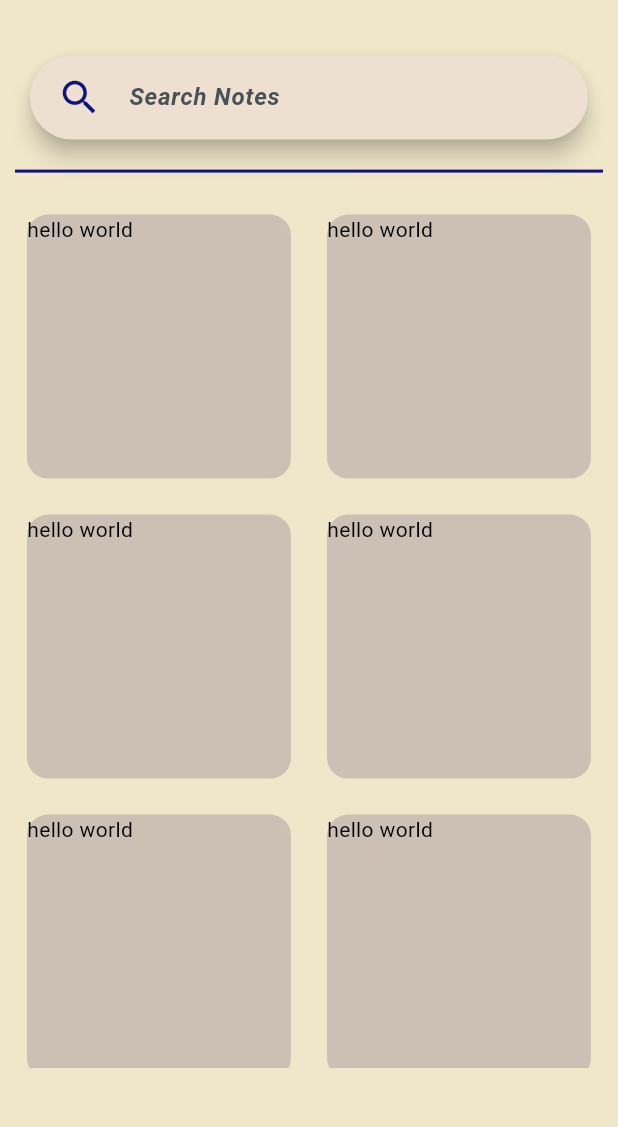
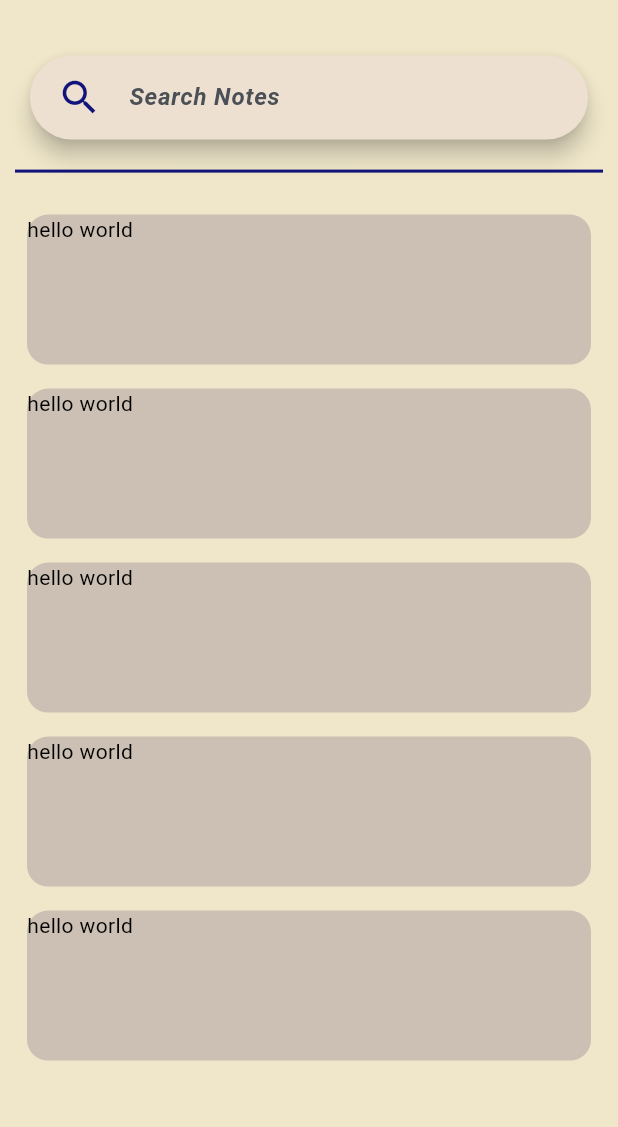
Before and after one commit to kaleabSolomon/jotdown, a Flutter app: the screen it shows after launch, on a phone screen of 412 x 824 dp, the part 83-1210 px from its top. Run offline on Flutter 3.47's test engine with Material 3 defaults, Android fonts, the phone set to English and light mode, and no system bars.

Commit message:
changed gridview to listview

```diff
--- a/lib/pages/home_page.dart
+++ b/lib/pages/home_page.dart
@@ -39,16 +39,22 @@ class _HomePageState extends State<HomePage> {
                 child: Center(
                     child: SizedBox(
                   height: MediaQuery.of(context).size.height * 0.7,
-                  child: GridView.builder(
-                      itemCount: 10,
-                      gridDelegate:
-                          const SliverGridDelegateWithFixedCrossAxisCount(
-                              crossAxisCount: 2,
-                              crossAxisSpacing: 8.0,
-                              mainAxisSpacing: 8.0),
+                  child: ListView.builder(
+                      itemCount: 8,
                       itemBuilder: (BuildContext context, int index) {
-                        return const NoteTile();
+                        return NoteTile();
                       }),
+
+                  // child: GridView.builder(
+                  //     itemCount: 10,
+                  //     gridDelegate:
+                  //         const SliverGridDelegateWithFixedCrossAxisCount(
+                  //             crossAxisCount: 2,
+                  //             crossAxisSpacing: 8.0,
+                  //             mainAxisSpacing: 8.0),
+                  //     itemBuilder: (BuildContext context, int index) {
+                  //       return const NoteTile();
+                  //     }),
                 )),
               )
             ],
```
